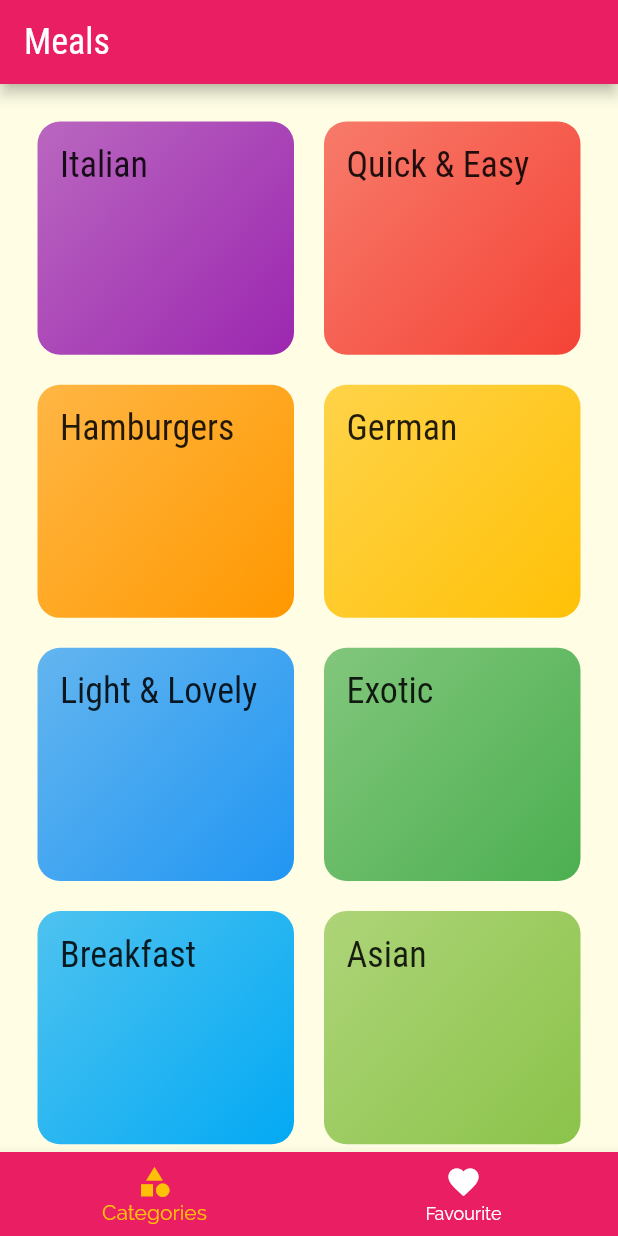
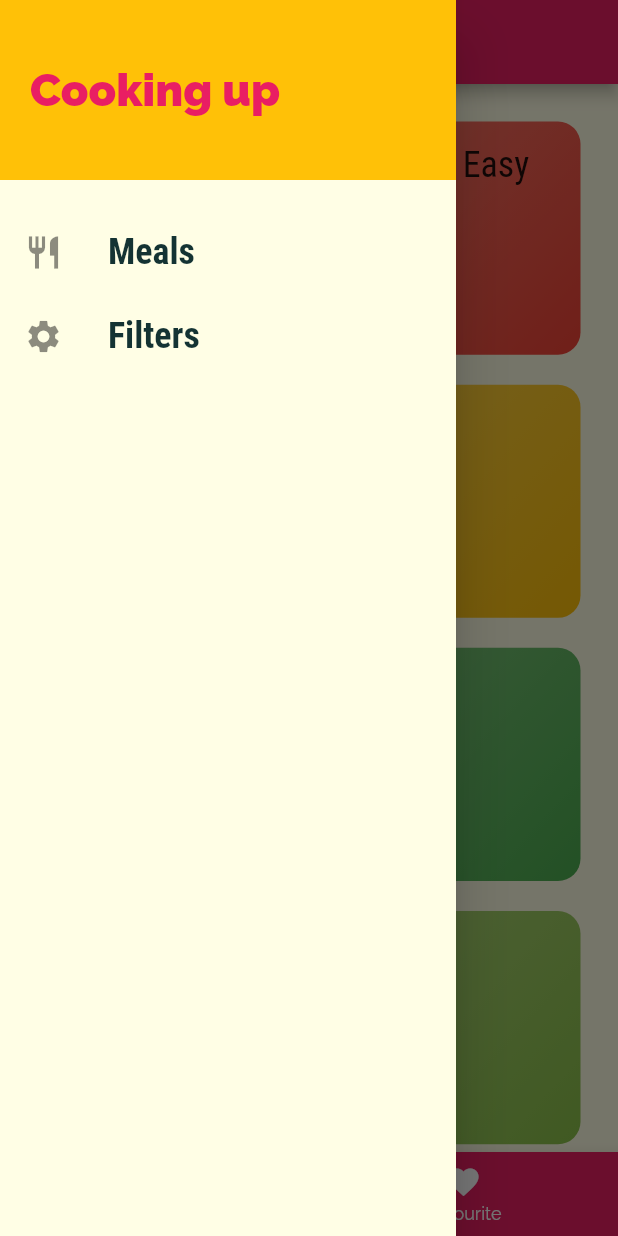
Before and after one commit to BrunoFestino/meal-app, a Flutter app: the screen it shows after launch, with the side drawer open (before the commit the screen has no drawer), on a phone screen of 412 x 824 dp. Run offline on Flutter 3.47's test engine with Material 2 defaults, Android fonts, the phone set to English and light mode, and no system bars.

Commit message:
Favourites page Tab and filters

```diff
--- a/lib/main.dart
+++ b/lib/main.dart
@@ -1,19 +1,77 @@
 import 'package:flutter/material.dart';
+import 'package:meal_app/data/dummy_data.dart';
+import 'package:meal_app/models/meal_model.dart';
 import 'package:meal_app/pages/category_meals_page.dart';
-import 'package:meal_app/pages/home_page.dart';
 import 'package:meal_app/pages/meal_detail_screen.dart';
 import 'package:meal_app/pages/tabs_page.dart';
 
-import 'pages/categories_screen.dart';
+import 'pages/filters_page.dart';
 
 void main() {
   runApp(const MyApp());
 }
 
-class MyApp extends StatelessWidget {
+class MyApp extends StatefulWidget {
   const MyApp({super.key});
 
+  @override
+  State<MyApp> createState() => _MyAppState();
+}
+
+class _MyAppState extends State<MyApp> {
   // This widget is the root of your application.
+
+  Map<String, bool> _filters = {
+    'gluten': false,
+    'lactose': false,
+    'vegan': false,
+    'vegetarian': false
+  };
+  List<Meal> _availableMeals = DUMMY_MEALS;
+  List<Meal> _favouriteMeals = [];
+  void _setFilters(Map<String, bool> filterData) {
+    setState(() {
+      _filters = filterData;
+
+      _availableMeals = DUMMY_MEALS.where(
+        (element) {
+          if (_filters['gluten']! && !element.isGlutenFree) {
+            return false;
+          }
+          if (_filters['lactose']! && !element.isLactoseFree) {
+            return false;
+          }
+          if (_filters['vegan']! && !element.isVegan) {
+            return false;
+          }
+          if (_filters['vegetarian']! && !element.isVegetarian) {
+            return false;
+          }
+          return true;
+        },
+      ).toList();
+    });
+  }
+
+  void _toggleFavorite(String mealId) {
+    final existingIndex =
+        _favouriteMeals.indexWhere((element) => element.id == mealId);
+    if (existingIndex >= 0) {
+      setState(() {
+        _favouriteMeals.removeAt(existingIndex);
+      });
+    } else {
+      setState(() {
+        _favouriteMeals
+            .add(DUMMY_MEALS.firstWhere((element) => element.id == mealId));
+      });
+    }
+  }
+
+  bool _isMealFavorite(String id) {
+    return _favouriteMeals.any((element) => element.id == id);
+  }
+
   @override
   Widget build(BuildContext context) {
     return MaterialApp(
@@ -29,10 +87,13 @@ class MyApp extends StatelessWidget {
             titleLarge:
                 const TextStyle(fontSize: 24, fontFamily: 'RobotoCondensed')),
       ),
-      home: const TabsPage(),
+      initialRoute: '/',
       routes: {
-        '/categorie-meals': (ctx) => const CategoryMeals(),
-        MealDetail.routeName: (context) => const MealDetail(),
+        '/': (context) => TabsPage(_favouriteMeals),
+        '/categorie-meals': (ctx) => CategoryMeals(_availableMeals),
+        MealDetail.routeName: (context) =>
+            MealDetail(_toggleFavorite, _isMealFavorite),
+        FilterPage.routeName: (context) => FilterPage(_filters, _setFilters),
       },
     );
   }
--- a/lib/pages/tabs_page.dart
+++ b/lib/pages/tabs_page.dart
@@ -4,20 +4,36 @@ import 'package:flutter/src/widgets/framework.dart';
 import 'package:meal_app/pages/categories_screen.dart';
 import 'package:meal_app/pages/favourite_page.dart';
 
+import '../models/meal_model.dart';
+import '../widgets/main_draw.dart';
+
 class TabsPage extends StatefulWidget {
-  const TabsPage({super.key});
+  const TabsPage(this.favouriteMeals, {super.key});
+
+  final List<Meal> favouriteMeals;
 
   @override
   State<TabsPage> createState() => _TabsPageState();
 }
 
 class _TabsPageState extends State<TabsPage> {
-  final List<Widget> _pages = [
-    CategoriesScreen(),
-    FavouriteScreen(),
-  ];
+  List<Map<String, dynamic>> _pages = [];
+  int _selectedPageIndex = 0;
 
-  int _selectedPageIndex = 0;
+  @override
+  void initState() {
+    _pages = [
+      {
+        'page': const CategoriesScreen(),
+        'title': 'Categories',
+      },
+      {
+        'page': FavouriteScreen(widget.favouriteMeals),
+        'title': 'Your Favorites',
+      }
+    ];
+    super.initState();
+  }
 
   void _selectPage(int index) {
     setState(() {
@@ -29,9 +45,10 @@ class _TabsPageState extends State<TabsPage> {
   Widget build(BuildContext context) {
     return Scaffold(
       appBar: AppBar(
-        title: const Text('Meals'),
+        title: Text(_pages[_selectedPageIndex]['title']),
       ),
-      body: _pages[_selectedPageIndex],
+      drawer: const MainDrawer(),
+      body: _pages[_selectedPageIndex]['page'],
       bottomNavigationBar: BottomNavigationBar(
         onTap: _selectPage,
         backgroundColor: Theme.of(context).colorScheme.primary,
--- /dev/null
+++ b/lib/widgets/main_draw.dart
@@ -0,0 +1,65 @@
+import 'package:flutter/material.dart';
+import 'package:meal_app/pages/filters_page.dart';
+
+class MainDrawer extends StatelessWidget {
+  const MainDrawer({super.key});
+
+  @override
+  Widget build(BuildContext context) {
+    return Drawer(
+      child: Column(
+        children: [
+          Container(
+            height: 120,
+            width: double.infinity,
+            padding: const EdgeInsets.all(20),
+            alignment: Alignment.centerLeft,
+            color: Theme.of(context).colorScheme.secondary,
+            child: Text(
+              'Cooking up',
+              style: TextStyle(
+                  fontWeight: FontWeight.w900,
+                  fontSize: 30,
+                  color: Theme.of(context).colorScheme.primary),
+            ),
+          ),
+          const SizedBox(
+            height: 20,
+          ),
+          ListTile(
+            onTap: () {
+              Navigator.of(context).pushReplacementNamed('/');
+            },
+            leading: const Icon(
+              Icons.restaurant,
+              size: 26,
+            ),
+            title: const Text(
+              'Meals',
+              style: TextStyle(
+                  fontFamily: 'RobotoCondensed',
+                  fontSize: 24,
+                  fontWeight: FontWeight.bold),
+            ),
+          ),
+          ListTile(
+            onTap: () {
+              Navigator.of(context).pushReplacementNamed(FilterPage.routeName);
+            },
+            leading: const Icon(
+              Icons.settings,
+              size: 26,
+            ),
+            title: const Text(
+              'Filters',
+              style: TextStyle(
+                  fontFamily: 'RobotoCondensed',
+                  fontSize: 24,
+                  fontWeight: FontWeight.bold),
+            ),
+          )
+        ],
+      ),
+    );
+  }
+}
```
Also changed, not shown: lib/pages/category_meals_page.dart (+6 -4 lines), lib/pages/favourite_page.dart (+22 -6 lines), lib/pages/filters_page.dart (added, +101 -0 lines), lib/pages/meal_detail_screen.dart (+8 -1 lines).
